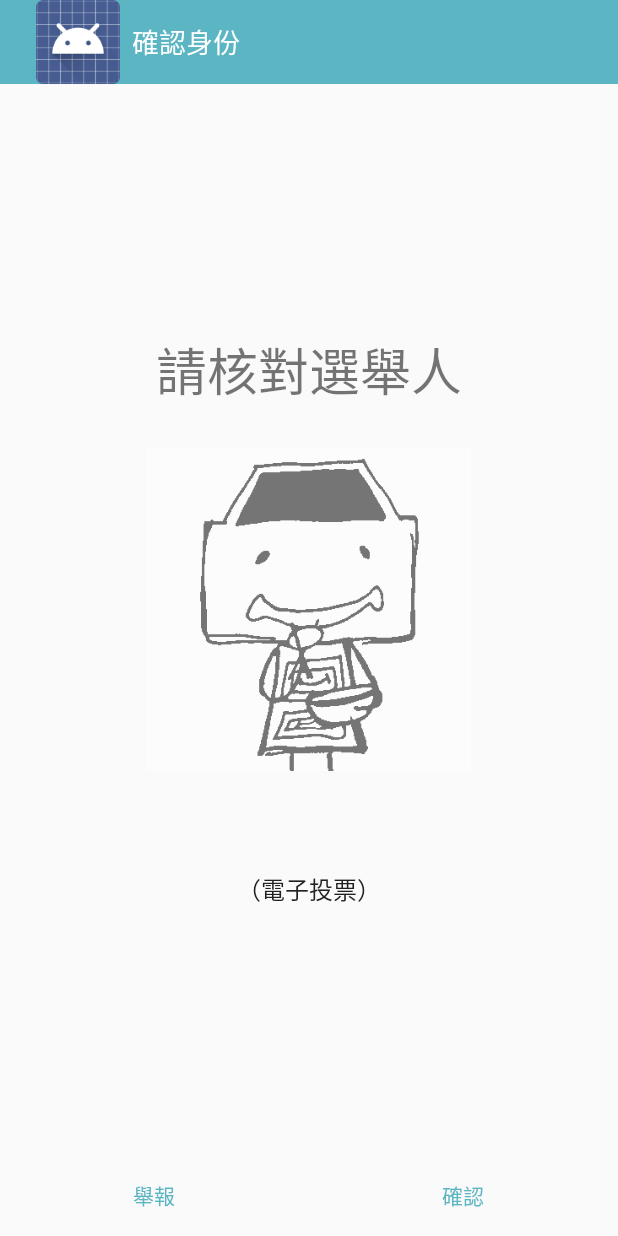
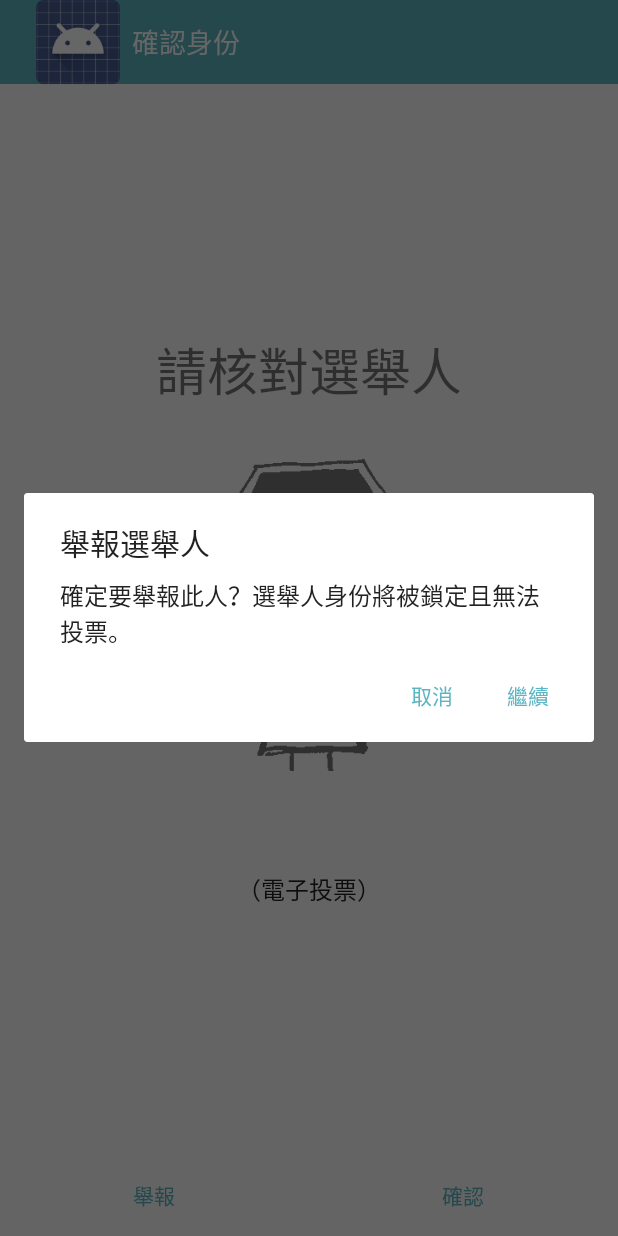
Before and after one commit to rschiang/ntu-vote-authenticator, an Android app: the ConfirmActivity screen opened directly, with no data from a screen before it, after a tap on "舉報", on a phone screen of 412 x 824 dp. Run offline under Robolectric (Android 15) with nearby library versions, the phone set to English and light mode, and no system bars; libraries missing offline, so code that uses them is left out: retrofit.client; 3 statements that could not run were skipped.

Commit message:
Show confirm pdialog when reporting

```diff
--- a/app/src/main/java/org/ntuosc/ext/voteauth/ConfirmActivity.java
+++ b/app/src/main/java/org/ntuosc/ext/voteauth/ConfirmActivity.java
@@ -1,7 +1,9 @@
 package org.ntuosc.ext.voteauth;
 
 import android.app.Activity;
+import android.app.AlertDialog;
 import android.content.Context;
+import android.content.DialogInterface;
 import android.content.Intent;
 import android.content.SharedPreferences;
 import android.os.Bundle;
@@ -62,6 +64,34 @@ public class ConfirmActivity extends Activity {
     }
 
     public void onReportButtonClicked(View view) {
+        AlertDialog.Builder builder = new AlertDialog.Builder(this);
+        if (mAuthCode != null) {
+            builder.setTitle(R.string.title_cancel_vote);
+            builder.setMessage(R.string.prompt_cancel_vote);
+        }
+        else {
+            builder.setTitle(R.string.title_report);
+            builder.setMessage(R.string.prompt_report);
+        }
+        builder.setPositiveButton(R.string.action_continue, new DialogInterface.OnClickListener() {
+            @Override
+            public void onClick(DialogInterface dialog, int i) {
+                dialog.dismiss();
+                doReport();
+            }
+        });
+        builder.setNegativeButton(R.string.action_cancel, new DialogInterface.OnClickListener() {
+            @Override
+            public void onClick(DialogInterface dialog, int i) {
+                dialog.dismiss();
+            }
+        });
+
+        AlertDialog dialog = builder.create();
+        dialog.show();
+    }
+
+    public void doReport() {
         if (mAuthCode != null) {
             super.onBackPressed();
         }
--- a/app/src/main/res/values/strings.xml
+++ b/app/src/main/res/values/strings.xml
@@ -41,7 +41,10 @@
     <string name="prompt_booth_unavailable">平板忙線中，請稍待</string>
 
     <string name="title_report">舉報選舉人</string>
-    <string name="prompt_report">確定要舉報選舉人？將會自動聯繫選務中心。</string>
+    <string name="prompt_report">確定要舉報此人？選舉人身份將被鎖定且無法投票。</string>
+
+    <string name="title_cancel_vote">放棄投票</string>
+    <string name="prompt_cancel_vote">確定要放棄投票？授權碼將被拋棄且無法復原。</string>
 
     <string name="title_login_failed">登入失敗</string>
     <string name="prompt_login_failed">投票所資訊不正確，請重試。</string>
```
